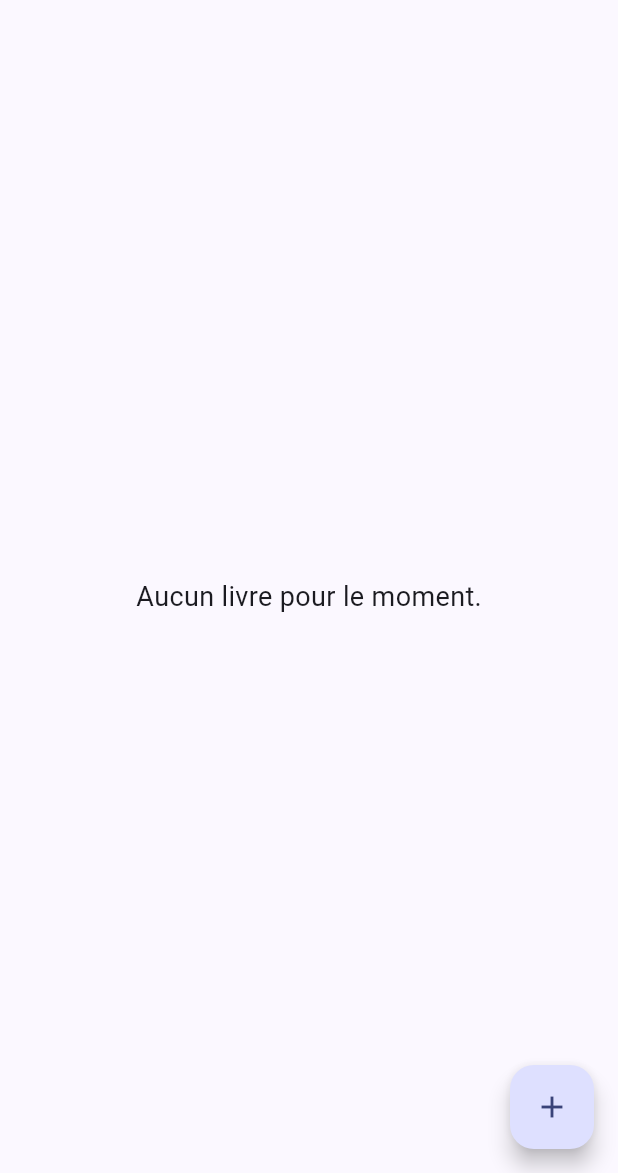
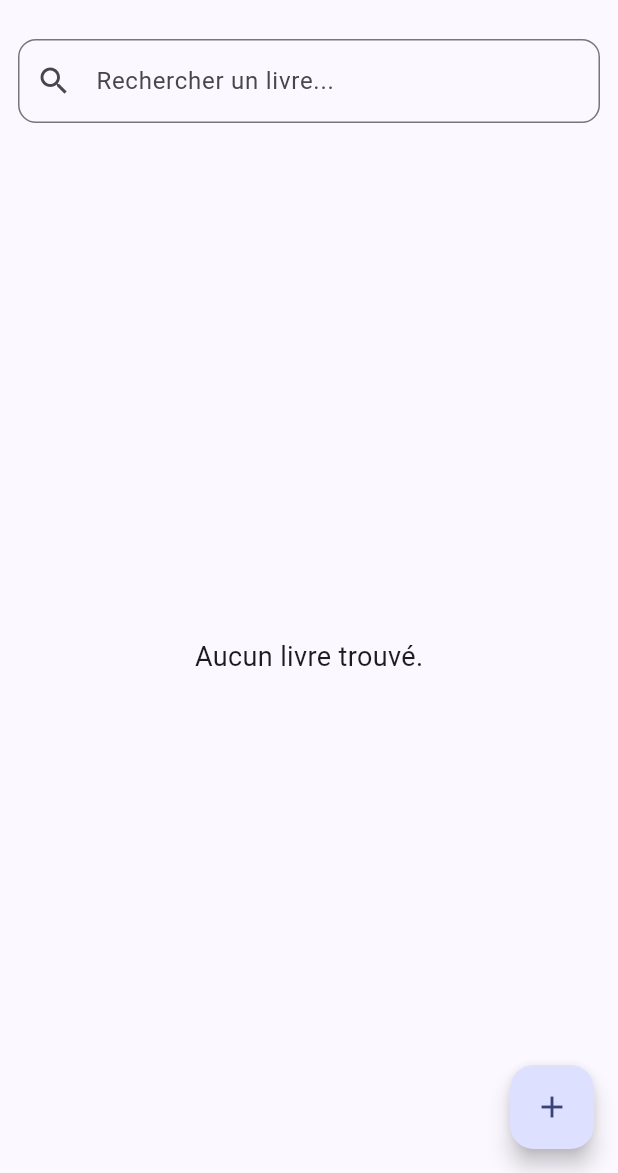
Before and after one commit to youssrahaddouch0103-coder/biblio-app, a Flutter app: the screen it shows after launch, on a phone screen of 412 x 824 dp, the part 63-1236 px from its top. Run offline on Flutter 3.47's test engine with Material 3 defaults, Android fonts, the phone set to English and light mode, and no system bars; our stand-ins replace equatable, flutter_bloc, sqflite; accounts and stored records are empty.

Commit message:
Add search feature

```diff
--- a/lib/screens/liste_livres_screen.dart
+++ b/lib/screens/liste_livres_screen.dart
@@ -4,9 +4,17 @@ import 'package:flutter_bloc/flutter_bloc.dart';
 import '../bloc/livre_bloc.dart';
 import '../bloc/livre_state.dart';
 import 'ajouter_livre_screen.dart';
+import 'detail_livre_screen.dart';
 
-class ListeLivresScreen extends StatelessWidget {
+class ListeLivresScreen extends StatefulWidget {
   const ListeLivresScreen({super.key});
+
+  @override
+  State<ListeLivresScreen> createState() => _ListeLivresScreenState();
+}
+
+class _ListeLivresScreenState extends State<ListeLivresScreen> {
+  String searchQuery = '';
 
   @override
   Widget build(BuildContext context) {
@@ -17,37 +25,55 @@ class ListeLivresScreen extends StatelessWidget {
       ),
       body: BlocBuilder<LivreBloc, LivreState>(
         builder: (context, state) {
-          // Chargement
           if (state is LivreLoading) {
-            return const Center(
-              child: CircularProgressIndicator(),
-            );
+            return const Center(child: CircularProgressIndicator());
           }
 
-          // Erreur
           if (state is LivreError) {
-            return Center(
-              child: Text(state.message),
-            );
+            return Center(child: Text(state.message));
           }
 
-          // Données chargées
           if (state is LivreLoaded) {
-            // Aucun livre
-            if (state.livres.isEmpty) {
-              return const Center(
+            final filteredLivres = state.livres.where((livre) {
+              return livre.titre
+                      .toLowerCase()
+                      .contains(searchQuery.toLowerCase()) ||
+                  livre.auteur
+                      .toLowerCase()
+                      .contains(searchQuery.toLowerCase());
+            }).toList();
+
+            return Column(
+              children: [
+                Padding(
+                  padding: const EdgeInsets.all(12),
+                  child: TextField(
+                    decoration: InputDecoration(
+                      hintText: 'Rechercher un livre...',
+                      prefixIcon: const Icon(Icons.search),
+                      border: OutlineInputBorder(
+                        borderRadius: BorderRadius.circular(12),
+                      ),
+                    ),
+                    onChanged: (value) {
+                      setState(() {
+                        searchQuery = value;
+                      });
+                    },
+                  ),
+                ),
+                Expanded(
+                  child: filteredLivres.isEmpty
+                      ? const Center(
                           child: Text(
-                  'Aucun livre pour le moment.',
+                            'Aucun livre trouvé.',
                             style: TextStyle(fontSize: 18),
                           ),
-              );
-            }
-
-            // Liste des livres
-            return ListView.builder(
-              itemCount: state.livres.length,
+                        )
+                      : ListView.builder(
+                          itemCount: filteredLivres.length,
                           itemBuilder: (context, index) {
-                final livre = state.livres[index];
+                            final livre = filteredLivres[index];
 
                             return Card(
                               margin: const EdgeInsets.symmetric(
@@ -55,6 +81,15 @@ class ListeLivresScreen extends StatelessWidget {
                                 vertical: 6,
                               ),
                               child: ListTile(
+                                onTap: () {
+                                  Navigator.push(
+                                    context,
+                                    MaterialPageRoute(
+                                      builder: (context) =>
+                                          DetailLivreScreen(livre: livre),
+                                    ),
+                                  );
+                                },
                                 leading: CircleAvatar(
                                   child: Text(
                                     livre.titre[0].toUpperCase(),
@@ -80,24 +115,23 @@ class ListeLivresScreen extends StatelessWidget {
                                   livre.lu
                                       ? Icons.check_circle
                                       : Icons.circle_outlined,
-                      color: livre.lu ? Colors.green : Colors.grey,
+                                  color:
+                                      livre.lu ? Colors.green : Colors.grey,
                                 ),
                               ),
                             );
                           },
+                        ),
+                ),
+              ],
             );
           }
 
-          return const Center(
-            child: Text('Chargement...'),
-          );
+          return const Center(child: Text('Chargement...'));
         },
       ),
-
-      // Bouton ajouter
       floatingActionButton: FloatingActionButton(
         child: const Icon(Icons.add),
-
         onPressed: () {
           Navigator.push(
             context,
```
Lines whose indentation alone changed are shown as unchanged.
